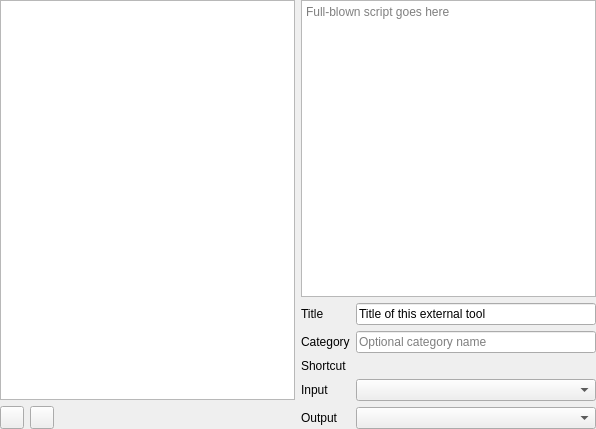
This is src/gui/settings/settingsexternaltools.ui in martinrotter/textosaurus as Qt 5 draws it before an edit. The edited form follows.
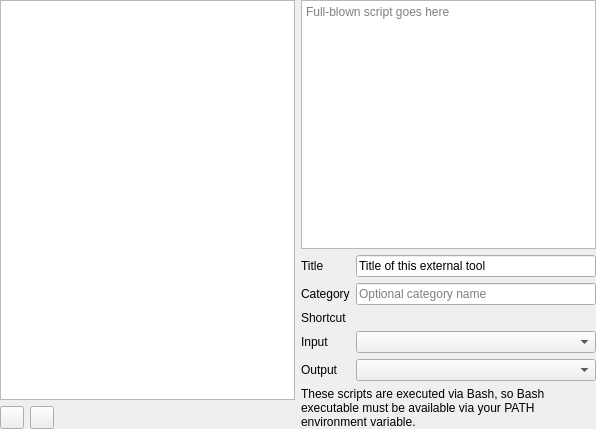
This is the edited form. Custom widgets are drawn as their Qt base class.

The edit to the form file:
```diff
--- a/src/gui/settings/settingsexternaltools.ui
+++ b/src/gui/settings/settingsexternaltools.ui
@@ -146,6 +146,16 @@
       <item row="5" column="1">
        <widget class="QComboBox" name="m_cmbOutput"/>
       </item>
+      <item row="6" column="0" colspan="2">
+       <widget class="QLabel" name="m_lblInfo">
+        <property name="text">
+         <string>These scripts are executed via Bash, so Bash executable must be available via your PATH environment variable.</string>
+        </property>
+        <property name="wordWrap">
+         <bool>true</bool>
+        </property>
+       </widget>
+      </item>
      </layout>
     </widget>
    </item>
```
Left out of the diff: 18 changed lines with no effect on the pictures.
